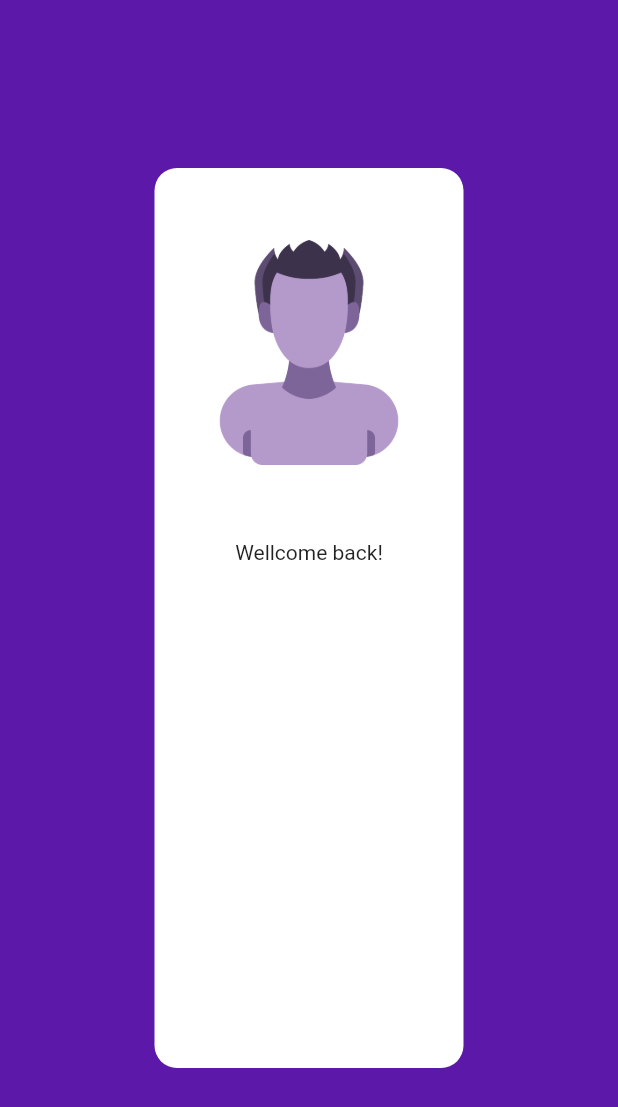
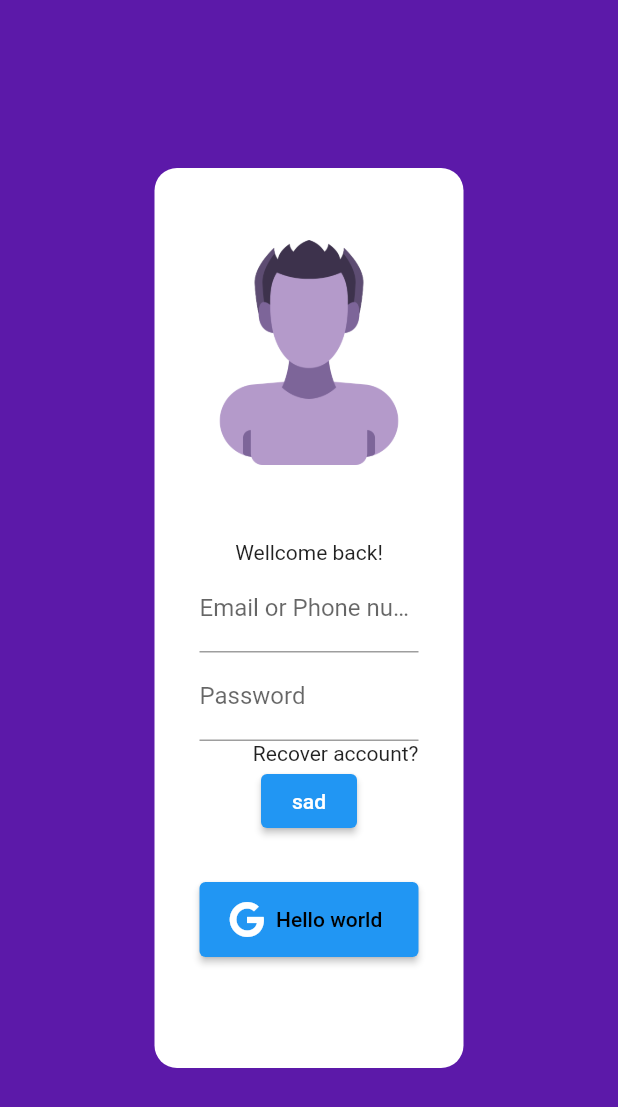
Before and after one commit to janpatmat/flutter-signup, a Flutter app: the screen it shows after launch, on a phone screen of 412 x 824 dp. Shown: the top 1107 px of the screen. Run offline on Flutter 3.47's test engine with Material 2 defaults, Android fonts, the phone set to English and light mode, and no system bars; our stand-ins replace font_awesome_flutter.

Commit message:
added new page and side navigation bar

```diff
--- a/lib/signupPage.dart
+++ b/lib/signupPage.dart
@@ -1,4 +1,8 @@
+import 'dart:math';
+
 import 'package:flutter/material.dart';
+import 'package:font_awesome_flutter/font_awesome_flutter.dart';
+import 'homepage.dart';
 
 class signupPage extends StatelessWidget {
   const signupPage({super.key});
@@ -33,7 +37,46 @@ class signupPage extends StatelessWidget {
                 height: 50,
                 width: 50,
               ),
-              Text("Wellcome back!")
+              Text("Wellcome back!"),
+              Padding(
+                  padding: EdgeInsets.only(left: 30, right: 30),
+                  child: TextField(
+                    decoration: const InputDecoration(
+                        labelText: 'Email or Phone number'),
+                  )),
+              Padding(
+                  padding: EdgeInsets.only(left: 30, right: 30),
+                  child: TextField(
+                    decoration: const InputDecoration(labelText: 'Password'),
+                  )),
+              Container(
+                padding: (EdgeInsets.only(right: 30)),
+                alignment: Alignment.bottomRight,
+                child: Text("Recover account?"),
+              ),
+              ElevatedButton(
+                  style: ButtonStyle(), onPressed: () {}, child: Text("sad")),
+              SizedBox(
+                height: 30,
+                width: 50,
+              ),
+              Padding(
+                padding: EdgeInsets.only(left: 30, right: 30),
+                child: ElevatedButton.icon(
+                  style: ElevatedButton.styleFrom(
+                      onPrimary: Colors.black,
+                      minimumSize: Size(double.infinity, 50)),
+                  icon: FaIcon(
+                    FontAwesomeIcons.google,
+                    color: Colors.white,
+                  ),
+                  label: Text("Hello world"),
+                  onPressed: () {
+                    Navigator.push(context,
+                        MaterialPageRoute(builder: (context) => homepage()));
+                  },
+                ),
+              )
             ]),
           )
         ],
--- a/pubspec.yaml
+++ b/pubspec.yaml
@@ -31,7 +31,7 @@ environment:
 dependencies:
   flutter:
     sdk: flutter
-
+  font_awesome_flutter: ^10.3.0
   # The following adds the Cupertino Icons font to your application.
   # Use with the CupertinoIcons class for iOS style icons.
   cupertino_icons: ^1.0.2
```
Also changed, not shown: lib/homepage.dart (added, +25 -0 lines), lib/leftsidebar.dart (added, +33 -0 lines), pubspec.lock.
